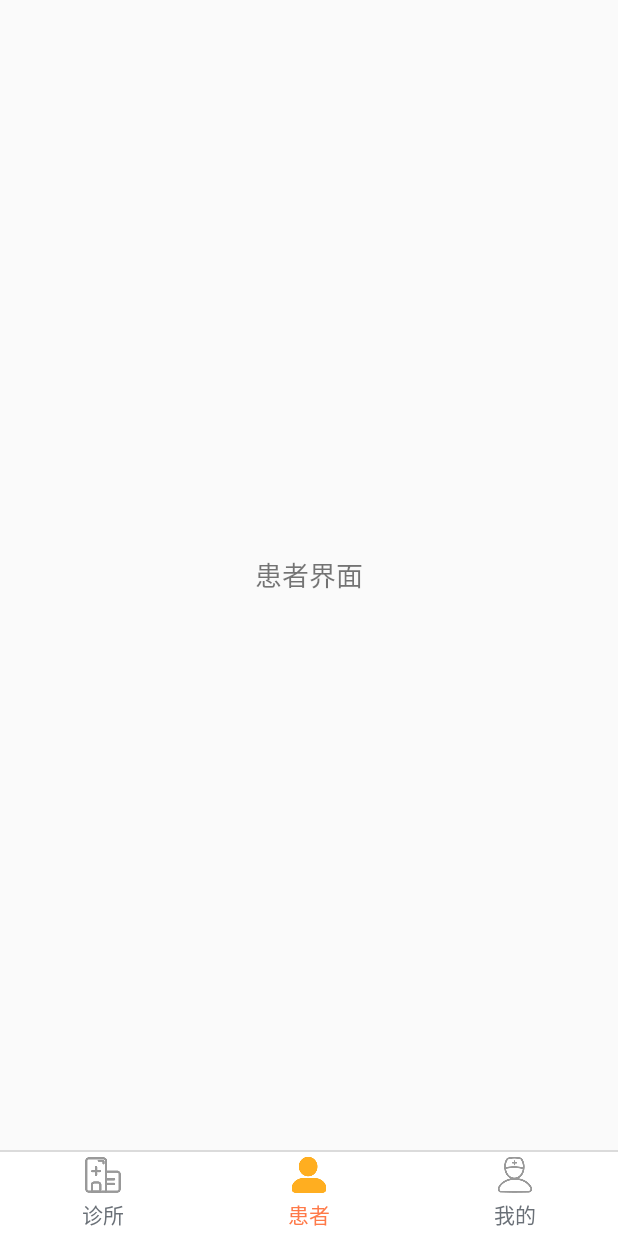
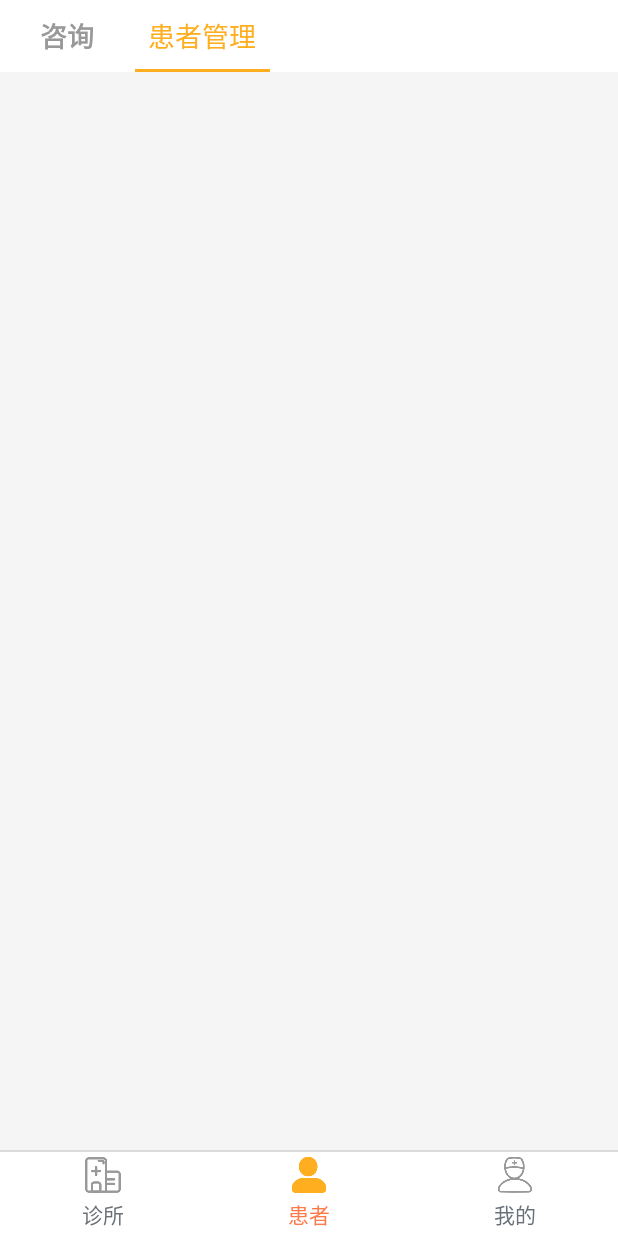
Before and after one commit to marmot1212/RuiEr, an Android app: the screen it shows after launch (MainActivity), after a tap on "患者", on a phone screen of 412 x 824 dp. Run offline under Robolectric (Android 15) with nearby library versions, the phone set to English and light mode, and no system bars.

Commit message:
(1)导入基本颜色 （2）PatientFragment顶部的切换

```diff
--- a/app/src/main/java/com/example/fox28/ruier/home/activity/MainActivity.java
+++ b/app/src/main/java/com/example/fox28/ruier/home/activity/MainActivity.java
@@ -10,7 +10,6 @@ import com.example.fox28.ruier.R;
 import com.example.fox28.ruier.home.fragment.HomeFragment;
 import com.example.fox28.ruier.home.fragment.MineFragment;
 import com.example.fox28.ruier.patient.fragment.PatientFragment;
-import com.example.fox28.ruier.utils.StatusBarUtils;
 
 
 /**
--- /dev/null
+++ b/app/src/main/res/drawable/p_selector_title_bar_text.xml
@@ -0,0 +1,9 @@
+<!--<?xml version="1.0" encoding="utf-8"?>-->
+<!--<selector xmlns:android="http://schemas.android.com/apk/res/android">-->
+    <!--<item android:state_checked="true" android:color="#ffae20"/>-->
+    <!--<item android:state_checked="false" android:color="#999999"/>-->
+<!--</selector>-->
+<selector xmlns:android="http://schemas.android.com/apk/res/android">
+    <item android:color="#ffae20" android:state_checked="true" />
+    <item android:color="#999999"  />
+</selector>
--- /dev/null
+++ b/app/src/main/res/drawable/p_title_bar_selector.xml
@@ -0,0 +1,40 @@
+<?xml version="1.0" encoding="utf-8"?>
+<selector xmlns:android="http://schemas.android.com/apk/res/android">
+    <item android:state_checked="true">
+        <layer-list>
+            <!--底层使用下划线的颜色填充-->
+            <item>
+                <shape>
+                    <solid android:color="#ffae20"/>
+                </shape>
+            </item>
+            <!--上面覆盖一层距离底层的底部3dp,填充白色。两层(2个矩形）叠加一起就形成了一条下划线效果-->
+            <item android:bottom="2dp">
+                <shape>
+                    <solid android:color="#ffffff"/>
+                </shape>
+            </item>
+        </layer-list>
+    </item>
+
+    <item android:state_checked="false">
+        <layer-list>
+            <!--这里可以设置其他颜色，本项目使用背景色-->
+            <!--<item>-->
+                <!--<shape>-->
+                    <!--<solid android:color="#fff"/>-->
+                <!--</shape>-->
+            <!--</item>-->
+            <!--<item android:bottom="2dp">-->
+                <!--<shape>-->
+                    <!--<solid android:color="#ffffff"/>-->
+                <!--</shape>-->
+            <!--</item>-->
+        </layer-list>
+    </item>
+
+    <item
+        android:drawable="@android:color/transparent">
+    </item>
+
+</selector>
--- a/app/src/main/res/layout/p_fragment_patient.xml
+++ b/app/src/main/res/layout/p_fragment_patient.xml
@@ -3,15 +3,38 @@
     xmlns:tools="http://schemas.android.com/tools"
     android:layout_width="match_parent"
     android:layout_height="match_parent"
+    android:background="@color/base_bg"
     tools:context=".patient.fragment.PatientFragment">
 
-    <TextView
-        android:id="@+id/tv_show"
-        android:layout_width="wrap_content"
-        android:layout_height="wrap_content"
-        android:layout_gravity="center"
-        android:text="患者界面"
-        android:textSize="18sp"
-        />
+    <RadioGroup
+        android:layout_width="match_parent"
+        android:layout_height="@dimen/raw_high_48"
+        android:background="@color/white"
+        android:orientation="horizontal">
+        <RadioButton
+            android:id="@+id/rb_chat"
+            android:layout_width="90dp"
+            android:layout_height="match_parent"
+            android:gravity="center"
+            android:background="@drawable/p_title_bar_selector"
+            android:text="咨询"
+            android:textStyle="bold"
+            android:textSize="@dimen/title2"
+            android:button="@null"
+            android:textColor="@drawable/p_selector_title_bar_text"
+            />
+        <RadioButton
+            android:id="@+id/rb_patient"
+            android:layout_width="90dp"
+            android:layout_height="match_parent"
+            android:gravity="center"
+            android:background="@drawable/p_title_bar_selector"
+            android:text="患者管理"
+            android:textSize="@dimen/title2"
+            android:button="@null"
+            android:textColor="@drawable/p_selector_title_bar_text"
+            android:checked="true"
+            />
 
+    </RadioGroup>
 </FrameLayout>
--- a/app/src/main/res/values/colors.xml
+++ b/app/src/main/res/values/colors.xml
@@ -9,4 +9,5 @@
     <color name="base_color">#ffae20</color>
     <color name="base_gray">#999999</color>
     <color name="status_bar_color">#ddd</color>
+    <color name="base_bg">#f5f5f5</color>
 </resources>
--- /dev/null
+++ b/app/src/main/res/values/dimen.xml
@@ -0,0 +1,13 @@
+<?xml version="1.0" encoding="utf-8"?>
+<resources>
+    <dimen name="raw_high_48">48dp</dimen>
+
+    <!--页面字体以16sp为主，标题18sp，注释14sp-->
+    <dimen name="title1">22sp</dimen>
+    <dimen name="title2">18sp</dimen>
+    <dimen name="title3">16sp</dimen>
+    <dimen name="title4">14sp</dimen>
+    <dimen name="title5">12sp</dimen>
+    <dimen name="title6">10sp</dimen>
+    <dimen name="title7">8sp</dimen>
+</resources>
```
